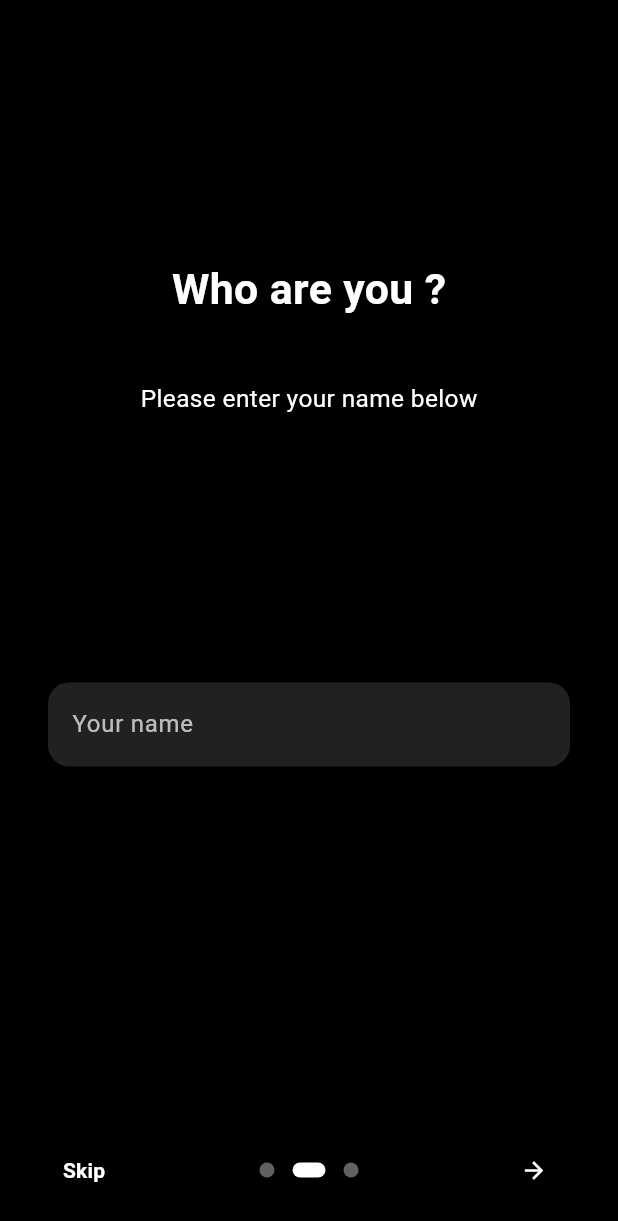
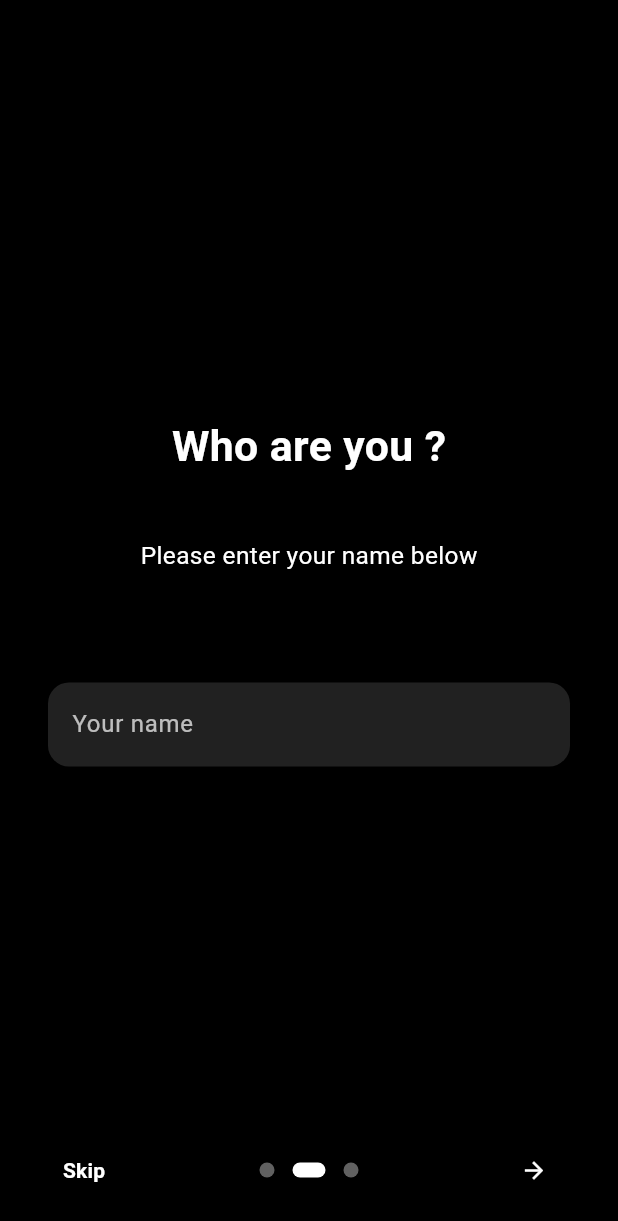
Before and after one commit to Ahmed4r/local-mp3-player, a Flutter app: the screen it shows after launch, swiped to page 2, on a phone screen of 412 x 824 dp. Shown: the top 1221 px of the screen. Run offline on Flutter 3.47's test engine with Material 3 defaults, Android fonts, the phone set to English and light mode, and no system bars; drawn by our look-alikes of introduction_screen; our stand-ins replace audioplayers, file_picker, flutter_screenutil, google_fonts, permission_handler, shared_preferences.

Commit message:
minor fix

```diff
--- a/lib/main.dart
+++ b/lib/main.dart
@@ -25,7 +25,8 @@ class MyApp extends StatelessWidget {
       child: MaterialApp(
         debugShowCheckedModeBanner: false,
         home: OnBoardingPage(),
-      initialRoute: seenOnboarding ? Homepage.routeName : OnBoardingPage.routeName,
+      // initialRoute: seenOnboarding ? Homepage.routeName : OnBoardingPage.routeName,
+      initialRoute: OnBoardingPage.routeName,
         routes: {
           OnBoardingPage.routeName: (context) => const OnBoardingPage(),
           Homepage.routeName: (context) => const Homepage(),
--- a/lib/screens/onboardingScreen.dart
+++ b/lib/screens/onboardingScreen.dart
@@ -71,7 +71,8 @@ class OnBoardingPageState extends State<OnBoardingPage> {
           decoration: pageDecoration,
         ),
         PageViewModel(
-          image: Column(
+          image: SingleChildScrollView(
+            child: Column(
               children: [
                 SizedBox(height: 170.h),
                 Text(
@@ -85,8 +86,10 @@ class OnBoardingPageState extends State<OnBoardingPage> {
                 ),
               ],
             ),
+          ),
           title: "lallalalalal",
-          bodyWidget: Column(
+          bodyWidget: SingleChildScrollView(
+            child: Column(
               children: [
                 Container(
                   width: 343.w,
@@ -110,6 +113,7 @@ class OnBoardingPageState extends State<OnBoardingPage> {
                   ),
                 ),
               ],
+            ),
           ),
           decoration: pageDecoration.copyWith(
             titleTextStyle: const TextStyle(fontSize: 12, fontWeight: FontWeight.normal, color: Colors.transparent),
```
Also changed, not shown: lib/screens/audioplayer_screen.dart (+12 -10 lines). Lines whose indentation alone changed are shown as unchanged.
